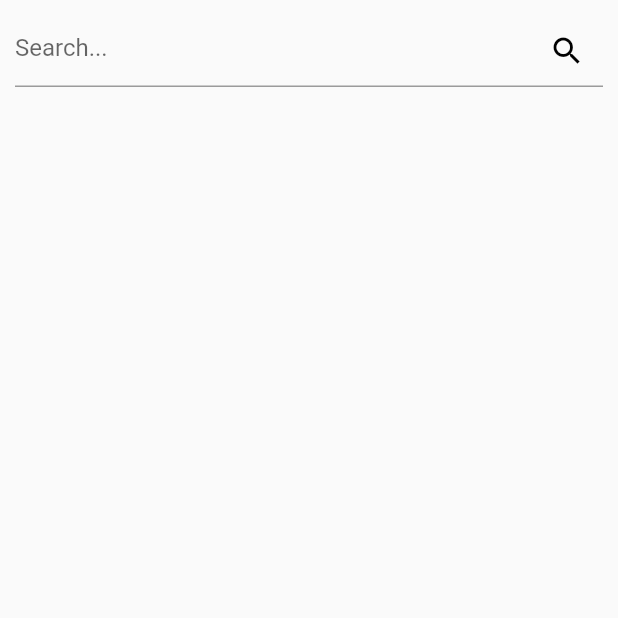
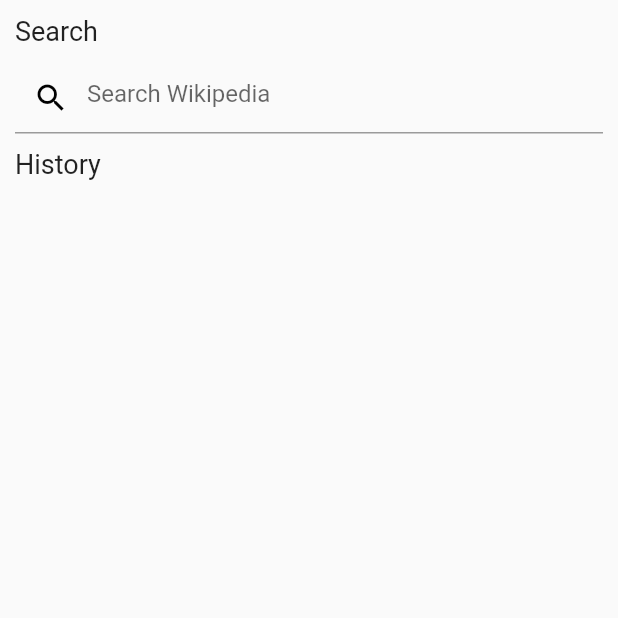
Before and after one commit to kanha1998/WikiApp, a Flutter app: the screen it shows after launch, on a phone screen of 412 x 824 dp, the top half of it. Run offline on Flutter 3.47's test engine with Material 2 defaults, Android fonts, the phone set to English and light mode, and no system bars; our stand-ins replace cached_network_image, dio, flutter_riverpod, get_it, go_router, hive and 2 more; missing offline and left inert: flutter_inappwebview, webview_flutter_android, webview_flutter_wkwebview; accounts and stored records are empty.

Commit message:
ui changes and screenshots

```diff
--- a/lib/view/DetailsPage/details_page.dart
+++ b/lib/view/DetailsPage/details_page.dart
@@ -21,6 +21,9 @@
     {
       final data = ref.watch(detailsViewModelProvider).extract;
       return Scaffold(
+        appBar: AppBar(
+          title: Text("Wikipedia")
+        ),
           body: InAppWebView(
             initialData: InAppWebViewInitialData(data: data??""),
             initialSettings: InAppWebViewSettings(
--- a/lib/view/HomePage/home_page.dart
+++ b/lib/view/HomePage/home_page.dart
@@ -22,13 +22,17 @@
   Widget build(BuildContext context) {
     return Consumer(builder: (context, ref, child) {
       final data = ref.watch(HomePageViewModelProvider.notifier).recentSearched;
-      print(data.toList().toString());
+
     return Scaffold(
-      body: Column(
+      body: SingleChildScrollView(
+        child: Padding(
+          padding: const EdgeInsets.symmetric(horizontal: 10, vertical: 10),
+          child: Column(
+            crossAxisAlignment: CrossAxisAlignment.start,
             children: [
-          Padding(
-            padding: const EdgeInsets.symmetric(horizontal: 10, vertical: 10),
-            child: GestureDetector(
+              const Text("Search",style: TextStyle(fontSize: 18),),
+             const SizedBox(height: 10,),
+              GestureDetector(
                 onTap: (){
                  // print("er");
                 },
@@ -40,8 +44,8 @@
 
                   },
                   decoration: InputDecoration(
-                    hintText: "Search...",
-                    suffixIcon: InkWell(
+                      hintText: "Search Wikipedia",
+                      prefixIcon: InkWell(
                         child: const Icon(Icons.search, color: Colors.black),
                         onTap: () {
 
@@ -49,7 +53,9 @@
                       )),
                 ),
               ),
-          ),
+              const SizedBox(height: 10,),
+              const Text("History",style: TextStyle(fontSize: 18),),
+              const SizedBox(height: 10,),
 
               SizedBox(
                 height: MediaQuery.of(context).size.height * 0.9,
@@ -65,6 +71,8 @@
 
             ],
           ),
+        ),
+      ),
 
     );
   });
--- a/lib/widgets/suggestion_item.dart
+++ b/lib/widgets/suggestion_item.dart
@@ -39,8 +39,6 @@
 
              searchTextEditing.clear();
 
-
-
             },
             child: ListTile(
               trailing: (page.thumbnail != null)
```
Also changed, not shown: lib/view/SearchPage/search_page.dart (+10 -5 lines), 3 other files. Lines whose indentation alone changed are shown as unchanged.
